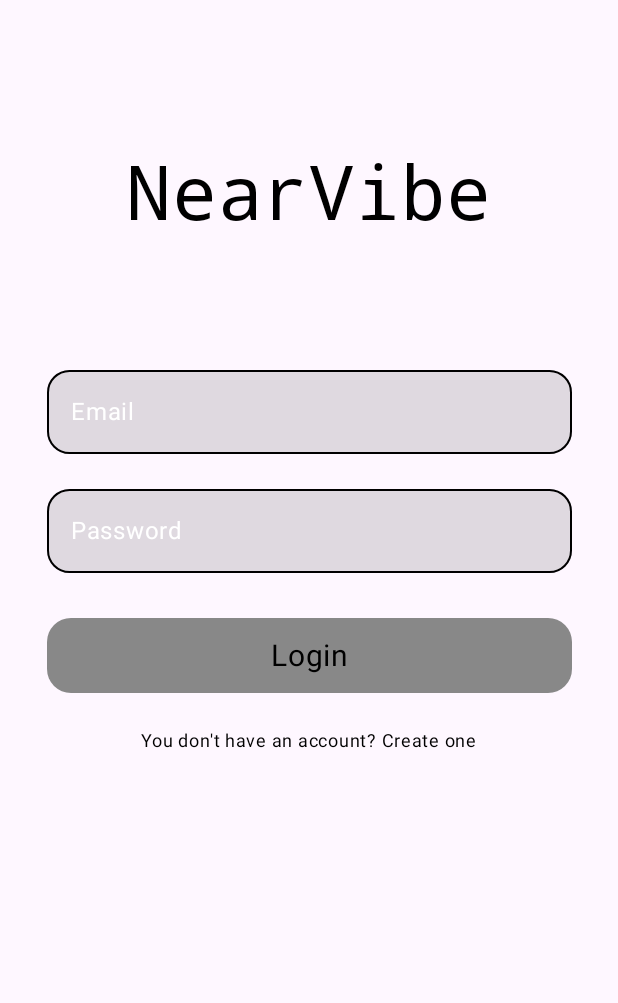
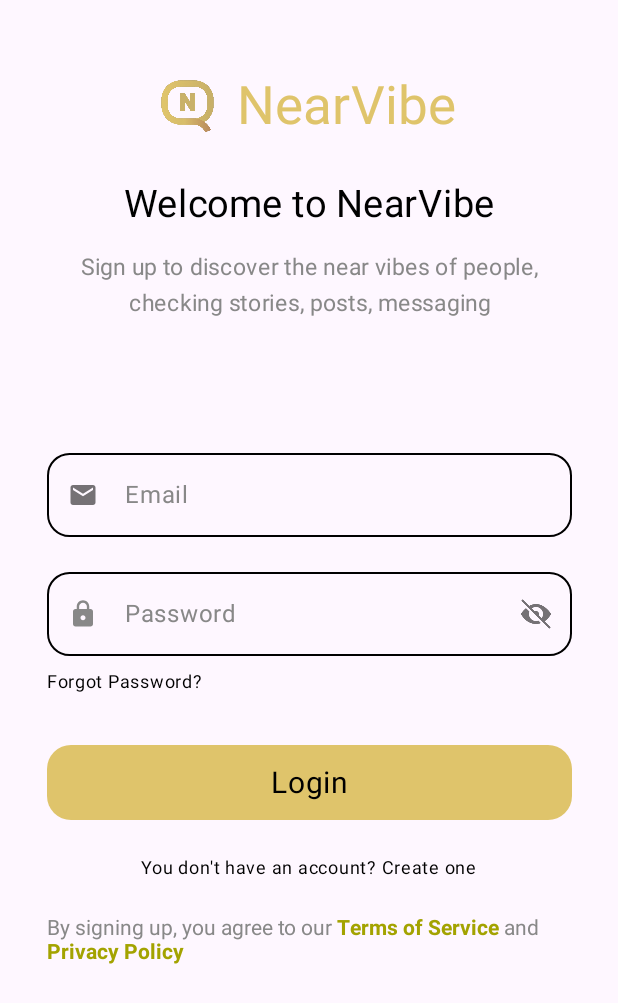
Before and after one commit to aissam48/pockyApp-kmp, an Android app built with Jetpack Compose: the screen it shows after launch (MainActivity), on a phone screen of 412 x 824 dp. Shown: the top 1003 px of the screen. Run offline under Robolectric (Android 15) with nearby library versions, the phone set to English and light mode, and no system bars; our stand-ins replace Compose Multiplatform resources; libraries missing offline, so code that uses them is left out: com.mmk.kmpnotifier; network calls fail; 4 statements that could not run were skipped.

Commit message:
change LoginScreen.kt design

```diff
--- a/composeApp/src/androidMain/AndroidManifest.xml
+++ b/composeApp/src/androidMain/AndroidManifest.xml
@@ -17,9 +17,9 @@
     <application
         android:name=".MainApplication"
         android:allowBackup="true"
-        android:icon="@drawable/app_image"
+        android:icon="@drawable/nearvibe_logo"
         android:label="@string/app_name"
-        android:roundIcon="@drawable/app_image"
+        android:roundIcon="@drawable/nearvibe_logo"
         android:supportsRtl="true"
         android:theme="@android:style/Theme.Material.Light.NoActionBar"
         android:usesCleartextTraffic="true">
--- a/composeApp/src/commonMain/kotlin/com/world/pockyapp/Constant.kt
+++ b/composeApp/src/commonMain/kotlin/com/world/pockyapp/Constant.kt
@@ -2,10 +2,10 @@ package com.world.pockyapp
 
 object Constant {
 
-    private const val DEV_ENV = "http://192.168.1.180:443/api/v1"
+    private const val DEV_ENV = "http://172.20.10.12:443/api/v1"
     private const val PROD_ENV = "https://pockyappbackend.onrender.com/api/v1"
 
-    private const val DEV_ENV_HOST = "192.168.1.180:443"
+    private const val DEV_ENV_HOST = "172.20.10.12:443"
     private const val PROD_ENV_HOST = "pockyappbackend.onrender.com"
 
     var SHARED_LINK = DEV_ENV
--- a/composeApp/src/commonMain/kotlin/com/world/pockyapp/screens/auth/login/LoginScreen.kt
+++ b/composeApp/src/commonMain/kotlin/com/world/pockyapp/screens/auth/login/LoginScreen.kt
@@ -1,24 +1,36 @@
 package com.world.pockyapp.screens.auth.login
 
+import androidx.compose.foundation.Image
 import androidx.compose.foundation.background
 import androidx.compose.foundation.clickable
 import androidx.compose.foundation.layout.Box
 import androidx.compose.foundation.layout.Column
+import androidx.compose.foundation.layout.Row
 import androidx.compose.foundation.layout.Spacer
 import androidx.compose.foundation.layout.fillMaxSize
 import androidx.compose.foundation.layout.fillMaxWidth
 import androidx.compose.foundation.layout.height
 import androidx.compose.foundation.layout.padding
+import androidx.compose.foundation.layout.size
+import androidx.compose.foundation.layout.width
 import androidx.compose.foundation.shape.RoundedCornerShape
+import androidx.compose.foundation.text.ClickableText
 import androidx.compose.foundation.text.KeyboardOptions
 import androidx.compose.material.CircularProgressIndicator
+import androidx.compose.material.Icon
+import androidx.compose.material.IconButton
 import androidx.compose.material.OutlinedTextField
 import androidx.compose.material.Scaffold
 import androidx.compose.material.TextFieldDefaults
+import androidx.compose.material.icons.Icons
+import androidx.compose.material.icons.filled.Email
+import androidx.compose.material.icons.filled.Lock
 import androidx.compose.material3.MaterialTheme
 import androidx.compose.material3.SnackbarDuration
 import androidx.compose.material3.SnackbarHost
 import androidx.compose.material3.SnackbarHostState
+
+
 import androidx.compose.material3.Text
 import androidx.compose.runtime.Composable
 import androidx.compose.runtime.LaunchedEffect
@@ -27,20 +39,33 @@ import androidx.compose.runtime.getValue
 import androidx.compose.runtime.mutableStateOf
 import androidx.compose.runtime.remember
 import androidx.compose.runtime.rememberCoroutineScope
+import androidx.compose.runtime.setValue
 import androidx.compose.ui.Alignment
 import androidx.compose.ui.Modifier
 import androidx.compose.ui.graphics.Color
 import androidx.compose.ui.graphics.Color.Companion.Black
 import androidx.compose.ui.graphics.Color.Companion.Gray
+import androidx.compose.ui.text.SpanStyle
+import androidx.compose.ui.text.TextStyle
+import androidx.compose.ui.text.buildAnnotatedString
 import androidx.compose.ui.text.font.FontFamily
+import androidx.compose.ui.text.font.FontWeight
 import androidx.compose.ui.text.input.KeyboardType
 import androidx.compose.ui.text.input.PasswordVisualTransformation
+import androidx.compose.ui.text.input.VisualTransformation
+import androidx.compose.ui.text.style.TextAlign
+import androidx.compose.ui.text.withStyle
 import androidx.compose.ui.unit.dp
 import androidx.compose.ui.unit.sp
 import androidx.navigation.NavHostController
 import com.world.pockyapp.navigation.NavRoutes
 import kotlinx.coroutines.launch
+import org.jetbrains.compose.resources.painterResource
 import org.koin.compose.viewmodel.koinViewModel
+import pockyapp.composeapp.generated.resources.Res
+import pockyapp.composeapp.generated.resources.icon_visibility
+import pockyapp.composeapp.generated.resources.icon_visibilityoff
+import pockyapp.composeapp.generated.resources.nearvibe_logo
 
 @Composable
 fun LoginScreen(
@@ -52,6 +77,8 @@ fun LoginScreen(
     val uiState by viewModel.uiState.collectAsState()
     val snackBarHostState = remember { SnackbarHostState() }
     val coroutineScope = rememberCoroutineScope()
+
+    var passwordVisible by remember { mutableStateOf(false) }
 
     LaunchedEffect(uiState) {
         when (uiState) {
@@ -92,50 +119,131 @@ fun LoginScreen(
             horizontalAlignment = Alignment.CenterHorizontally
         ) {
 
-            Spacer(modifier = Modifier.padding(top = 100.dp))
+            Spacer(modifier = Modifier.padding(top = 50.dp))
+
+            Row(
+                modifier = Modifier.align(Alignment.CenterHorizontally),
+                verticalAlignment = Alignment.CenterVertically
+            ) {
+
+                Image(
+                    modifier = Modifier.size(35.dp),
+                    painter = painterResource(Res.drawable.nearvibe_logo),
+                    contentDescription = "logo"
+                )
+
+                Spacer(modifier = Modifier.width(15.dp))
+
+                Text(
+                    text = "NearVibe",
+                    fontFamily = FontFamily.Default,
+                    color = Color(0xFFDFC46B),
+                    fontSize = 35.sp,
+                )
+            }
+
+            Spacer(modifier = Modifier.height(30.dp))
 
             Text(
-                text = "NearVibe",
-                fontFamily = FontFamily.Monospace,
+                text = "Welcome to NearVibe",
+                fontFamily = FontFamily.Default,
                 color = Color.Black,
-                fontSize = 50.sp,
+                fontSize = 25.sp,
+                textAlign = TextAlign.Center
+            )
+
+            Spacer(modifier = Modifier.height(15.dp))
+
+            Text(
+                text = "Sign up to discover the near vibes of people, checking stories, posts, messaging",
+                fontFamily = FontFamily.SansSerif,
+                color = Color.Gray,
+                fontSize = 15.sp,
+                modifier = Modifier.fillMaxWidth(0.85f),
+                textAlign = TextAlign.Center
             )
 
             Spacer(modifier = Modifier.padding(top = 80.dp))
 
+
             OutlinedTextField(
+                value = email.value,
+                onValueChange = { email.value = it },
                 singleLine = true,
                 shape = RoundedCornerShape(15.dp),
                 modifier = Modifier.fillMaxWidth(0.85f),
-                value = email.value,
-                onValueChange = { email.value = it },
                 keyboardOptions = KeyboardOptions(keyboardType = KeyboardType.Email),
-                colors = TextFieldDefaults.textFieldColors(
+                colors = TextFieldDefaults.outlinedTextFieldColors(
                     textColor = Color.Black,
                     cursorColor = Color.Black,
-                    focusedIndicatorColor = Color.Black,
-                    unfocusedIndicatorColor = Color.Black,
+                    focusedBorderColor = Color.Black,
+                    unfocusedBorderColor = Color.Black
                 ),
-                label = { Text(text = "Email", color = Color.White) }
+                label = { Text(text = "Email", color = Color.Gray) },
+
+                // Left icon
+                leadingIcon = {
+                    Icon(
+                        modifier = Modifier.size(20.dp),
+                        imageVector = Icons.Default.Email,
+                        contentDescription = "Email Icon"
+                    )
+                }
             )
 
             Spacer(modifier = Modifier.padding(top = 15.dp))
 
+
             OutlinedTextField(
+                value = password.value,
+                onValueChange = { password.value = it },
                 singleLine = true,
                 shape = RoundedCornerShape(15.dp),
                 modifier = Modifier.fillMaxWidth(0.85f),
-                value = password.value,
-                onValueChange = { password.value = it },
                 keyboardOptions = KeyboardOptions(keyboardType = KeyboardType.Password),
-                visualTransformation = PasswordVisualTransformation(),
-                colors = TextFieldDefaults.textFieldColors(
-                    textColor = Black,
+                visualTransformation = if (passwordVisible) VisualTransformation.None else PasswordVisualTransformation(),
+                colors = TextFieldDefaults.outlinedTextFieldColors(
+                    textColor = Color.Black,
                     cursorColor = Color.Black,
-                    focusedIndicatorColor = Color.Black,
-                    unfocusedIndicatorColor = Color.Black,
+                    focusedBorderColor = Color.Black,
+                    unfocusedBorderColor = Color.Black
                 ),
-                label = { Text(text = "Password", color = Color.White) }
+                label = {
+                    Text(text = "Password", color = Color.Gray)
+                },
+
+                // Left icon
+                leadingIcon = {
+                    Icon(
+                        modifier = Modifier.size(20.dp),
+                        imageVector = Icons.Default.Lock, // you can use painterResource if you have custom icon
+                        contentDescription = "Password Icon",
+                        tint = Color.Gray
+                    )
+                },
+
+                trailingIcon = {
+                    val image =
+                        if (passwordVisible) painterResource(Res.drawable.icon_visibility) else painterResource(
+                            Res.drawable.icon_visibilityoff
+                        )
+                    IconButton(
+                        modifier = Modifier.size(20.dp),
+                        onClick = { passwordVisible = !passwordVisible }) {
+                        Icon(painter = image, contentDescription = "Toggle password visibility")
+                    }
+                }
+            )
+
+            Spacer(modifier = Modifier.padding(top = 5.dp))
+
+            Text(
+                text = "Forgot Password?",
+                fontSize = 12.sp,
+                color = Color.Black,
+                modifier = Modifier.fillMaxWidth(0.85f).clickable {
+                    navController.navigate(NavRoutes.REGISTER.route)
+                },
             )
 
             Spacer(modifier = Modifier.padding(top = 30.dp))
@@ -145,7 +253,7 @@ fun LoginScreen(
                     .height(50.dp)
                     .height(50.dp)
                     .fillMaxWidth(0.85f)
-                    .background(color = Gray, shape = RoundedCornerShape(16.dp)),
+                    .background(color = Color(0xFFDFC46B), shape = RoundedCornerShape(16.dp)),
                 contentAlignment = Alignment.Center
 
             ) {
@@ -169,8 +277,6 @@ fun LoginScreen(
                             color = Color.Black
                         )
                     }
-
-
                 }
             }
 
@@ -184,6 +290,49 @@ fun LoginScreen(
                     navController.navigate(NavRoutes.REGISTER.route)
                 }
             )
+
+            Spacer(modifier = Modifier.padding(top = 20.dp))
+
+            TermsAndPrivacyText({}, {})
         }
     }
 }
+
+@Composable
+fun TermsAndPrivacyText(
+    onTermsClicked: () -> Unit,
+    onPrivacyClicked: () -> Unit
+) {
+    val annotatedText = buildAnnotatedString {
+        append("By signing up, you agree to our ")
+
+        // Terms of Service
+        pushStringAnnotation(tag = "TERMS", annotation = "terms")
+        withStyle(style = SpanStyle(color = Color(0xFFA3A300), fontWeight = FontWeight.Bold)) {
+            append("Terms of Service")
+        }
+        pop()
+
+        append(" and ")
+
+        // Privacy Policy
+        pushStringAnnotation(tag = "PRIVACY", annotation = "privacy")
+        withStyle(style = SpanStyle(color = Color(0xFFA3A300), fontWeight = FontWeight.Bold)) {
+            append("Privacy Policy")
+        }
+        pop()
+    }
+
+    ClickableText(
+        text = annotatedText,
+        modifier = Modifier.fillMaxWidth(0.85f),
+        style = TextStyle(color = Gray, fontSize = 14.sp),
+        onClick = { offset ->
+            annotatedText.getStringAnnotations(tag = "TERMS", start = offset, end = offset)
+                .firstOrNull()?.let { onTermsClicked() }
+
+            annotatedText.getStringAnnotations(tag = "PRIVACY", start = offset, end = offset)
+                .firstOrNull()?.let { onPrivacyClicked() }
+        }
+    )
+}
```
Also changed, not shown: composeApp/build.gradle.kts (+4 -3 lines), composeApp/src/androidMain/res/drawable/nearvibe_logo.png (added), composeApp/src/commonMain/composeResources/drawable/icon_visibility.png (added), composeApp/src/commonMain/composeResources/drawable/icon_visibilityoff.png (added), composeApp/src/commonMain/composeResources/drawable/nearvibe_logo.png (added).
